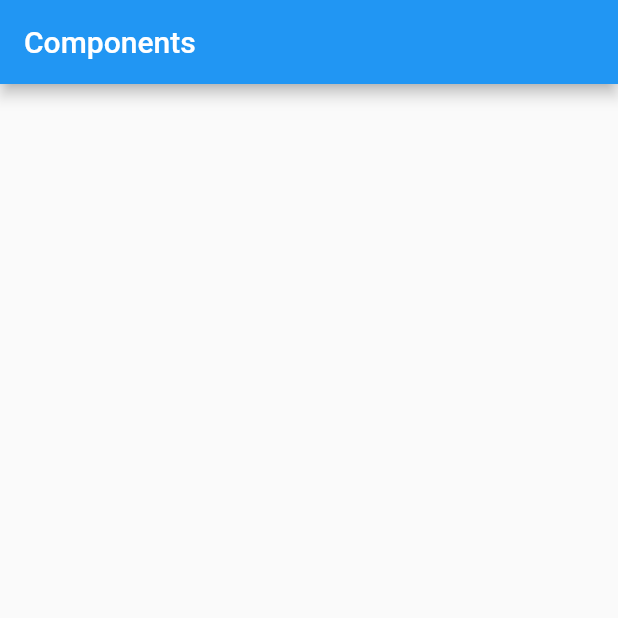
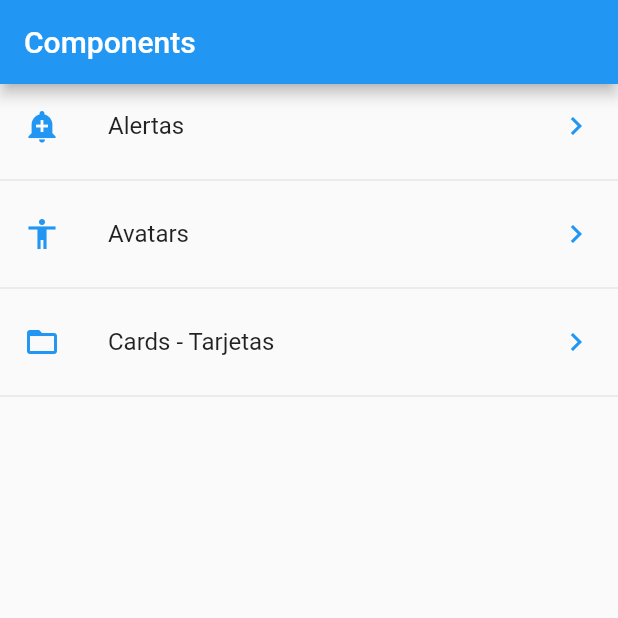
Before and after one commit to mgarciareimers/secondFlutterApp, a Flutter app: the screen it shows after launch, on a phone screen of 412 x 824 dp, the top half of it. Run offline on Flutter 3.47's test engine with Material 2 defaults, Android fonts, the phone set to English and light mode, and no system bars.

Commit message:
Routes file + Navigation + Assets + Utils

```diff
--- /dev/null
+++ b/components_app/data/menu_opts.json
@@ -0,0 +1,20 @@
+{
+    "nombreApp" : "Componentes",
+    "rutas" : [
+        {
+            "ruta" : "alert",
+            "icon" : "add_alert",
+            "texto": "Alertas"
+        },
+        {
+            "ruta" : "avatar",
+            "icon" : "accessibility",
+            "texto": "Avatars"
+        },
+        {
+            "ruta" : "card",
+            "icon" : "folder_open",
+            "texto": "Cards - Tarjetas"
+        }
+    ]
+}
--- a/components_app/lib/main.dart
+++ b/components_app/lib/main.dart
@@ -1,7 +1,8 @@
 import 'package:flutter/material.dart';
 
 //import 'package:components_app/src/pages/home_temp.dart';
-import 'package:components_app/src/pages/home_page.dart';
+import 'package:components_app/src/pages/alert_page.dart';
+import 'package:components_app/src/routes/routes.dart';
 
 void main() => runApp(MyApp());
 
@@ -12,7 +13,12 @@ class MyApp extends StatelessWidget {
       title: 'Material App',
       debugShowCheckedModeBanner: false,
       //home: HomePageTemp(),
-      home: HomePage(),
+      //home: HomePage(),
+      initialRoute: '/',
+      routes: getApplicationRoutes(),
+      onGenerateRoute: (RouteSettings settings) {
+        return MaterialPageRoute(builder: (BuildContext context) => AlertPage());
+      },
     );
   }
 }
--- a/components_app/lib/src/pages/home_page.dart
+++ b/components_app/lib/src/pages/home_page.dart
@@ -1,4 +1,7 @@
 import 'package:flutter/material.dart';
+
+import 'package:components_app/src/providers/menu_provider.dart';
+import 'package:components_app/src/utils/icon_string_util.dart';
 
 class HomePage extends StatelessWidget {
   @override
@@ -13,15 +16,36 @@ class HomePage extends StatelessWidget {
 
   // Method that creates the list.
   Widget _createList() {
-    return ListView(children: this._createListViewItems());
+    return FutureBuilder(
+      future: menuProvider.loadData(),
+      initialData: [],
+      builder: (context, AsyncSnapshot<List<dynamic>> snapshot) {
+        return ListView(
+          children: this._createListViewItems(snapshot.data, context)
+        );
+      },
+    );
+
+    //ListView(children: this._createListViewItems());
   }
 
   // Method that creates the items list.
-  List<Widget> _createListViewItems() {
+  List<Widget> _createListViewItems(List<dynamic> data, BuildContext context) {
+    final List<Widget> options = [];
 
+    data.forEach((option) {
+      final Widget element = ListTile(
+        title: Text(option['texto']),
+        leading: getIcon(option['icon']),
+        trailing: Icon(Icons.keyboard_arrow_right, color: Colors.blue),
+        onTap: () {
+          Navigator.pushNamed(context, option['ruta']);
+        }
+      );
 
+      options..add(element)..add(Divider());
+    });
 
-    return [];
+    return options;
   }
-
 }
--- /dev/null
+++ b/components_app/lib/src/routes/routes.dart
@@ -0,0 +1,15 @@
+import 'package:flutter/material.dart';
+
+import 'package:components_app/src/pages/home_page.dart';
+import 'package:components_app/src/pages/alert_page.dart';
+import 'package:components_app/src/pages/avatar_page.dart';
+import 'package:components_app/src/pages/card_page.dart';
+
+Map<String, WidgetBuilder> getApplicationRoutes() {
+  return <String, WidgetBuilder> {
+    '/' : (BuildContext context) => HomePage(),
+    'alert' : (BuildContext context) => AlertPage(),
+    'avatar' : (BuildContext context) => AvatarPage(),
+    'card' : (BuildContext context) => CardPage(),
+  };
+}
--- /dev/null
+++ b/components_app/lib/src/utils/icon_string_util.dart
@@ -0,0 +1,11 @@
+import 'package:flutter/material.dart';
+
+final _icons = <String, IconData>{
+  'add_alert' : Icons.add_alert,
+  'accessibility' : Icons.accessibility,
+  'folder_open' : Icons.folder_open,
+};
+
+Icon getIcon(String iconName) {
+  return Icon(_icons[iconName], color: Colors.blue);
+}
--- a/components_app/pubspec.yaml
+++ b/components_app/pubspec.yaml
@@ -41,7 +41,9 @@ flutter:
   uses-material-design: true
 
   # To add assets to your application, add an assets section, like this:
-  # assets:
+  assets:
+    - data/menu_opts.json
+    - assets/
   #  - images/a_dot_burr.jpeg
   #  - images/a_dot_ham.jpeg
 
```
Also changed, not shown: components_app/lib/src/pages/alert_page.dart (added, +20 -0 lines), components_app/lib/src/pages/avatar_page.dart (added, +14 -0 lines), components_app/lib/src/pages/card_page.dart (added, +69 -0 lines), components_app/lib/src/providers/menu_provider.dart (added, +22 -0 lines), components_app/assets/jar-loading.gif (added), 1 other file.
